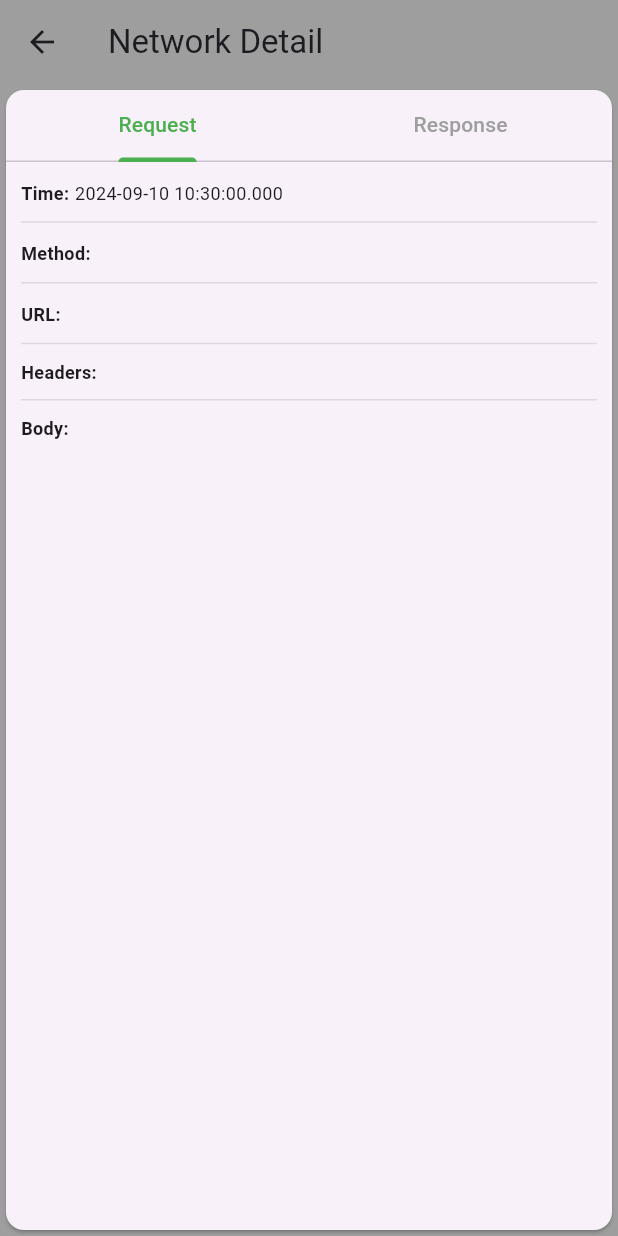
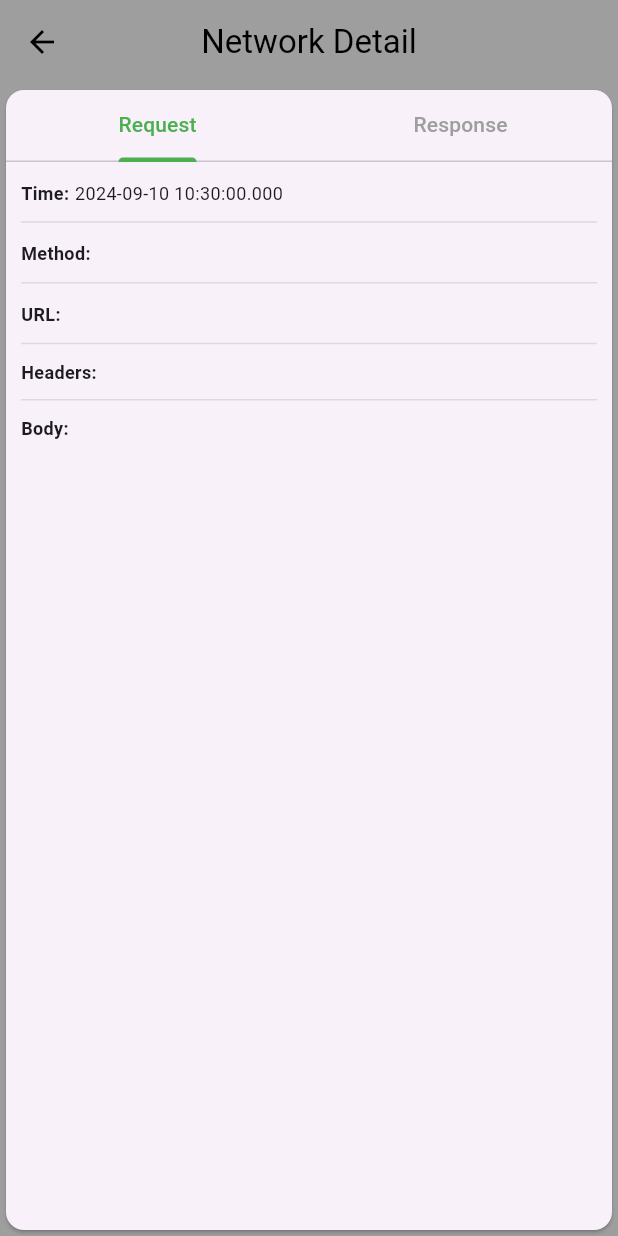
Before and after one commit to zeqinjie/tw_logger, a Flutter app: the TWNetworkDetail screen opened directly with empty values, on a phone screen of 412 x 824 dp. Run offline on Flutter 3.47's test engine with Material 3 defaults, Android fonts, the phone set to English and light mode, and no system bars; our stand-ins replace dio, floor, flutter_keyboard_visibility, flutter_speed_dial, grouped_list, logger and 1 more; accounts and stored records are empty; generated files the repository leaves out were written again; statements that could not run were skipped.

```diff
--- a/example/lib/main.dart
+++ b/example/lib/main.dart
@@ -54,7 +54,7 @@ class MyHomePage extends StatefulWidget {
 
 class _MyHomePageState extends State<MyHomePage> {
   final dio = Dio();
-  late OverlayEntry overlayEntry;
+  late OverlayEntry? overlayEntry;
   @override
   void initState() {
     super.initState();
@@ -67,7 +67,7 @@ class _MyHomePageState extends State<MyHomePage> {
   Widget build(BuildContext context) {
     return Scaffold(
       appBar: AppBar(
-        backgroundColor: Theme.of(context).colorScheme.inversePrimary,
+        backgroundColor: Colors.deepPurple,
         title: Text(widget.title),
       ),
       body: Center(
@@ -152,7 +152,7 @@ class _MyHomePageState extends State<MyHomePage> {
     if (TWLoggerConfigure().open) {
       overlayEntry = TWLoggerOverlay.attachTo(context);
     } else {
-      overlayEntry.remove();
+      overlayEntry?.remove();
     }
     TWNetworkSetting.updateInterceptor(dio);
   }
--- a/lib/src/ui/tw_crash_search.dart
+++ b/lib/src/ui/tw_crash_search.dart
@@ -152,7 +152,11 @@ class _TWNetworkDetailState extends State<TWCrashDetail> {
   Widget buildBody() {
     return Scaffold(
       appBar: AppBar(
-        title: const Text('Crash Detail'),
+        title: const Text(
+          'Crash Detail',
+          style: TextStyle(color: Colors.black),
+        ),
+        iconTheme: const IconThemeData(color: Colors.black),
         centerTitle: true,
         backgroundColor: widget.bgColor,
       ),
--- a/lib/src/ui/tw_network_search.dart
+++ b/lib/src/ui/tw_network_search.dart
@@ -209,7 +209,12 @@ class _TWNetworkDetailState extends State<TWNetworkDetail> {
   Widget buildBody() {
     return Scaffold(
       appBar: AppBar(
-        title: const Text('Network Detail'),
+        title: const Text(
+          'Network Detail',
+          style: TextStyle(color: Colors.black),
+        ),
+        iconTheme: const IconThemeData(color: Colors.black),
+        centerTitle: true,
         backgroundColor: widget.bgColor,
       ),
       backgroundColor: widget.bgColor,
--- a/pubspec.yaml
+++ b/pubspec.yaml
@@ -1,6 +1,6 @@
 name: tw_logger
 description: 'A Flutter package for logging with database support.'
-version: 0.0.2
+version: 0.0.3
 homepage: https://github.com/zeqinjie/tw_logger
 
 environment:
```
Also changed, not shown: lib/src/ui/tw_overlay.dart (+8 -1 lines), lib/src/ui/tw_search_base.dart (+11 -3 lines), 1 other file.
